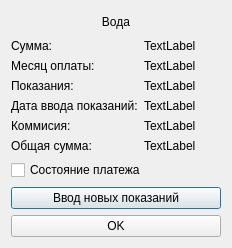
Qt form Forms/water.ui (FenyukAndrew/QtCalculatePayment) before a commit.
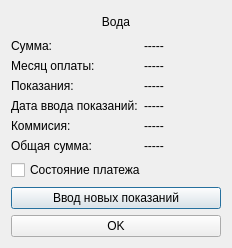
The same form after that commit.

What changed in the file:
```diff
--- a/Forms/water.ui
+++ b/Forms/water.ui
@@ -93,7 +93,7 @@
           </palette>
          </property>
          <property name="text">
-          <string>TextLabel</string>
+          <string>-----</string>
          </property>
         </widget>
        </item>
@@ -107,7 +107,7 @@
        <item row="1" column="1">
         <widget class="QLabel" name="Month_Year_Payment">
          <property name="text">
-          <string>TextLabel</string>
+          <string>-----</string>
          </property>
         </widget>
        </item>
@@ -121,7 +121,7 @@
        <item row="2" column="1">
         <widget class="QLabel" name="Value">
          <property name="text">
-          <string>TextLabel</string>
+          <string>-----</string>
          </property>
         </widget>
        </item>
@@ -135,7 +135,7 @@
        <item row="3" column="1">
         <widget class="QLabel" name="Date_Input_Value">
          <property name="text">
-          <string>TextLabel</string>
+          <string>-----</string>
          </property>
         </widget>
        </item>
@@ -149,7 +149,7 @@
        <item row="4" column="1">
         <widget class="QLabel" name="Commission">
          <property name="text">
-          <string>TextLabel</string>
+          <string>-----</string>
          </property>
         </widget>
        </item>
@@ -163,7 +163,7 @@
        <item row="5" column="1">
         <widget class="QLabel" name="Sum_Commission">
          <property name="text">
-          <string>TextLabel</string>
+          <string>-----</string>
          </property>
         </widget>
        </item>
```
